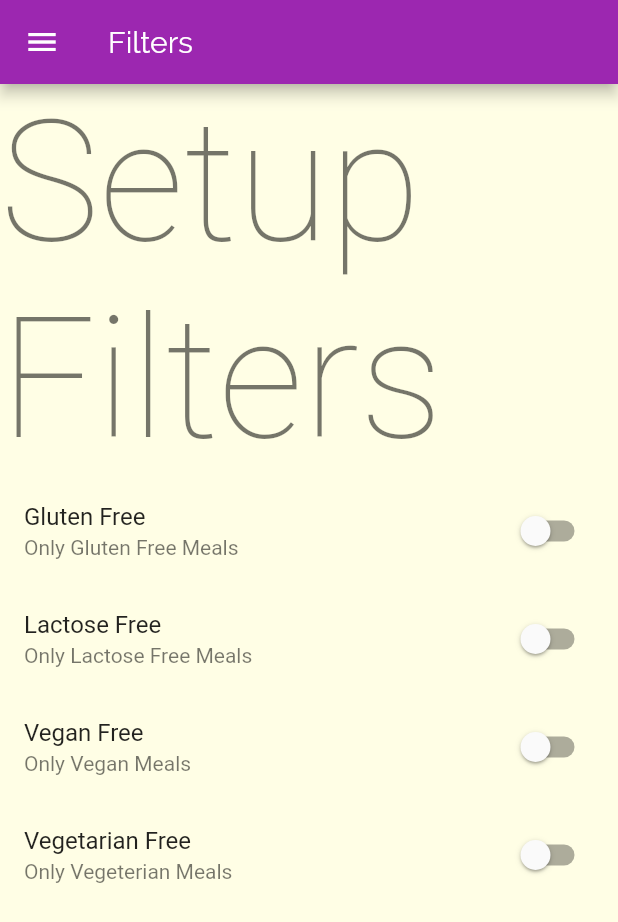
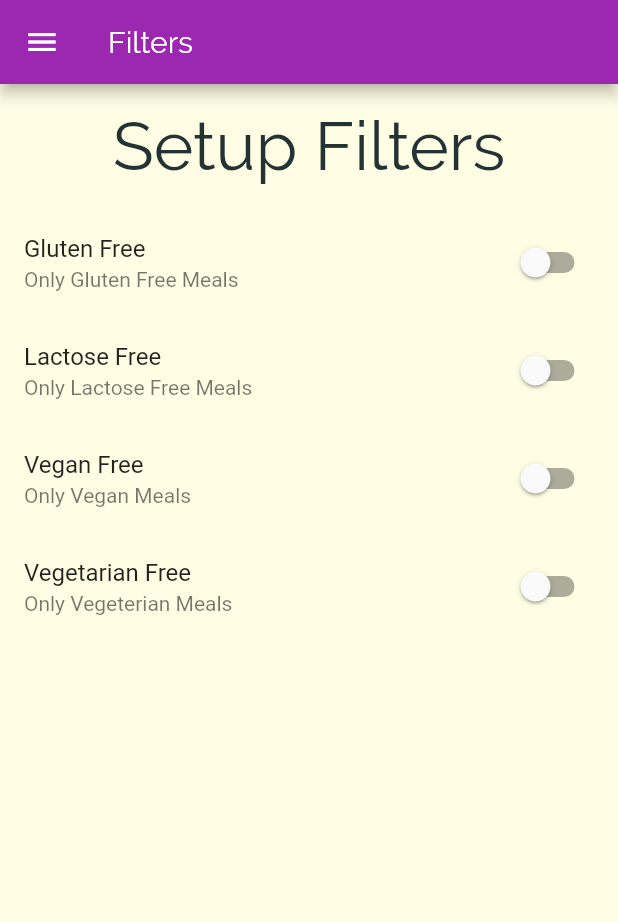
Before and after one commit to Khot-Sagar/meal_app, a Flutter app: the FiltersScreen screen opened by its route, on a phone screen of 412 x 824 dp. Shown: the top 922 px of the screen. Run offline on Flutter 3.47's test engine with Material 2 defaults, Android fonts, the phone set to English and light mode, and no system bars.

Commit message:
Filters screen

```diff
--- a/lib/screens/filters_screen.dart
+++ b/lib/screens/filters_screen.dart
@@ -18,7 +18,9 @@ class _FiltersScreenState extends State<FiltersScreen> {
       value: value,
       subtitle: Text(subTitle),
       onChanged: (newValue) {
-        value = newValue;
+        setState(() {
+          value = newValue;
+        });
       },
     );
   }
@@ -33,9 +35,10 @@ class _FiltersScreenState extends State<FiltersScreen> {
       body: Column(
         children: <Widget>[
           Container(
+            margin: EdgeInsets.symmetric(vertical: 15),
             child: Text(
               'Setup Filters',
-              style: Theme.of(context).textTheme.headline1,
+              style: Theme.of(context).textTheme.headline3,
             ),
           ),
           Expanded(
```
Also changed, not shown: pubspec.lock.
